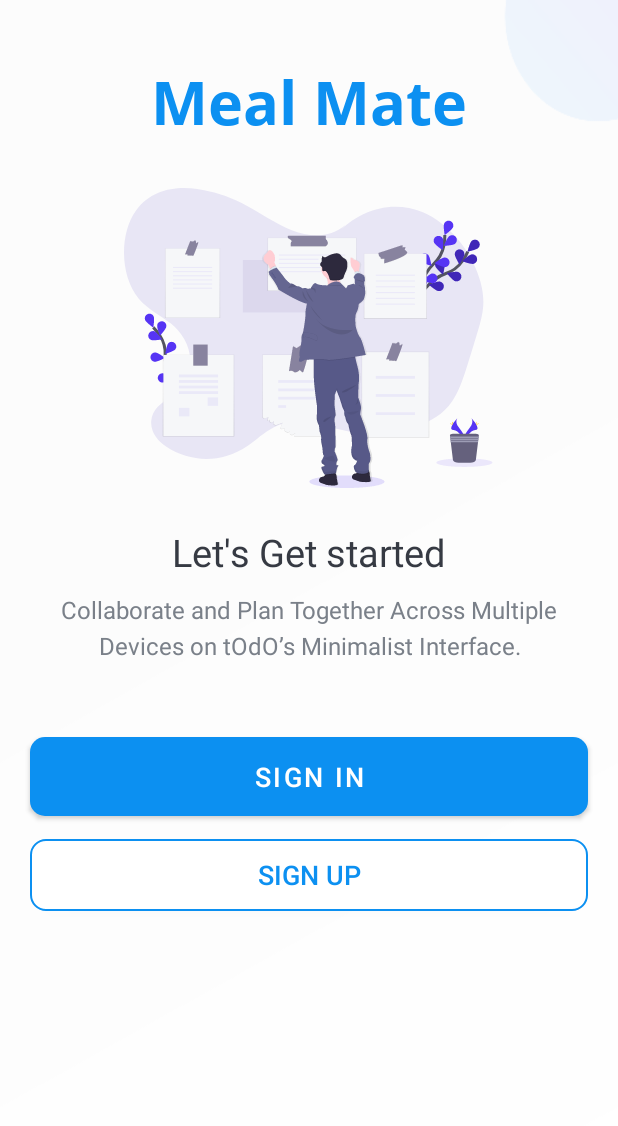
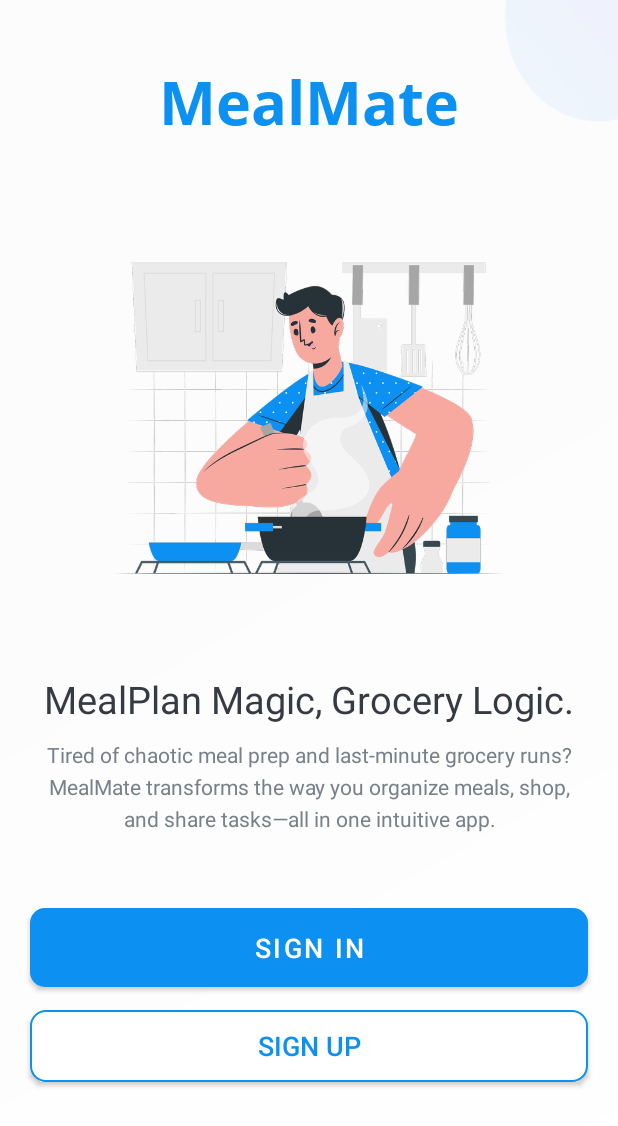
Before and after one commit to LorenMin107/MealMate, an Android app built with Jetpack Compose: the screen it shows after launch (IntroActivity), on a phone screen of 412 x 824 dp. Shown: the top 1126 px of the screen. Run offline under Robolectric (Android 15) with nearby library versions, the phone set to English and light mode, and no system bars; our stand-ins replace Firebase (no records; nobody signed in at launch, a user with empty details on screens opened directly).

Commit message:
feat: Update intro screen layout and strings for improved user experience

```diff
--- a/app/src/main/res/layout/activity_intro.xml
+++ b/app/src/main/res/layout/activity_intro.xml
@@ -20,8 +20,8 @@
         android:textStyle="bold" />
 
     <ImageView
-        android:layout_width="wrap_content"
-        android:layout_height="wrap_content"
+        android:layout_width="327dp"
+        android:layout_height="298dp"
         android:layout_marginTop="@dimen/intro_screen_image_marginTop"
         android:contentDescription="@string/image_contentDescription"
         android:src="@drawable/ic_task_image" />
--- a/app/src/main/res/values/dimens.xml
+++ b/app/src/main/res/values/dimens.xml
@@ -11,7 +11,7 @@
     <dimen name="intro_text_marginStartEnd">20dp</dimen>
     <dimen name="intro_text_line_spacing_extra">5dp</dimen>
     <dimen name="intro_text_marginTop">10dp</dimen>
-    <dimen name="intro_text_size">16sp</dimen>
+    <dimen name="intro_text_size">14sp</dimen>
     <dimen name="btn_marginStartEnd">20dp</dimen>
     <dimen name="intro_screen_sign_in_btn_marginTop">50dp</dimen>
     <dimen name="btn_paddingTopBottom">8dp</dimen>
--- a/app/src/main/res/values/strings.xml
+++ b/app/src/main/res/values/strings.xml
@@ -1,20 +1,20 @@
 <resources>
     <string name="app_name">MealMate</string>
-    <string name="meal_mate">Meal Mate</string>
+    <string name="meal_mate">MealMate</string>
 
     //Intro Screen
     <string name="image_contentDescription">image</string>
-    <string name="let_s_get_started_text">Let\'s Get started</string>
-    <string name="intro_text_description">Collaborate and Plan Together Across Multiple Devices on tOdO’s Minimalist Interface.</string>
+    <string name="let_s_get_started_text">MealPlan Magic, Grocery Logic.</string>
+    <string name="intro_text_description">Tired of chaotic meal prep and last-minute grocery runs? MealMate transforms the way you organize meals, shop, and share tasks—all in one intuitive app.</string>
     <string name="sign_in">SIGN IN</string>
     <string name="sign_up">SIGN UP</string>
 
     //Authentication Screen
-    <string name="sign_up_description_text">Enter your name, email id and password, to register with us.</string>
+    <string name="sign_up_description_text">Enter your name, email and password, to register with us.</string>
     <string name="name">Name</string>
     <string name="password">Password</string>
     <string name="email">Email</string>
-    <string name="sign_in_description_text">Enter your email id and password, to sign in with us.</string>
+    <string name="sign_in_description_text">Enter your email and password, to sign in with us.</string>
 
     //Common Strings
     <string name="please_click_back_again_to_exit">Please click back again to exit.</string>
```
Also changed, not shown: app/src/main/res/drawable-hdpi/ic_task_image.png, app/src/main/res/drawable-ldpi/ic_task_image.png (deleted), app/src/main/res/drawable-mdpi/ic_task_image.png, app/src/main/res/drawable-xhdpi/ic_task_image.png, app/src/main/res/drawable-xxhdpi/ic_task_image.png, app/src/main/res/drawable-xxxhdpi/ic_task_image.png.
